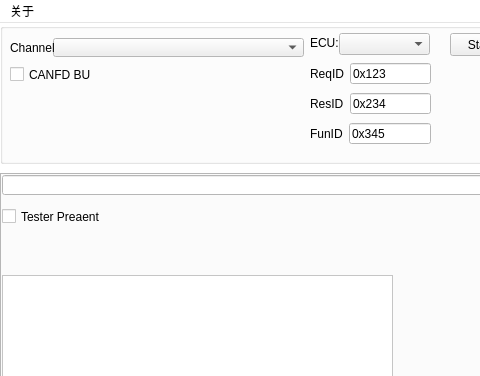
Qt form UDS_Client_UI.ui (YEZZESDXHN/UDS_Client) before a commit; both pictures show x 0 to 480 and y 0 to 376 of the 725 by 517 pixel window.
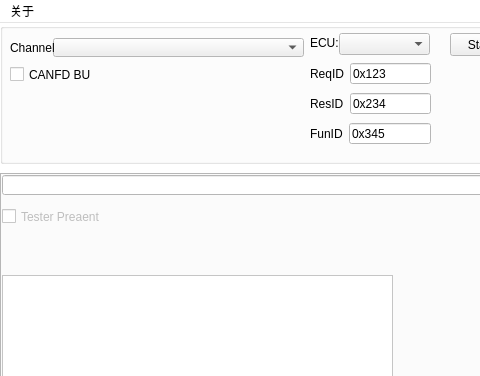
The same form after that commit.

Commit message: 增加3e会话保持功能

Patch:
```diff
--- a/UDS_Client_UI.ui
+++ b/UDS_Client_UI.ui
@@ -194,6 +194,9 @@
       </property>
      </widget>
      <widget class="QCheckBox" name="checkBox_3E">
+      <property name="enabled">
+       <bool>false</bool>
+      </property>
       <property name="geometry">
        <rect>
         <x>0</x>
```
The commit also changes 2 other files.
